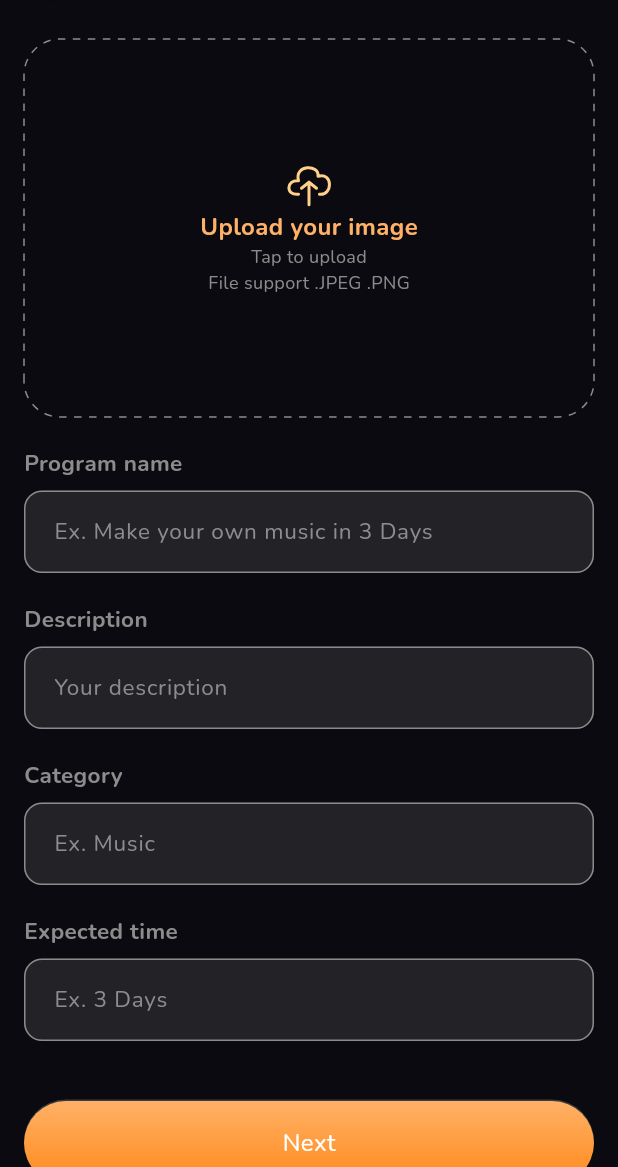
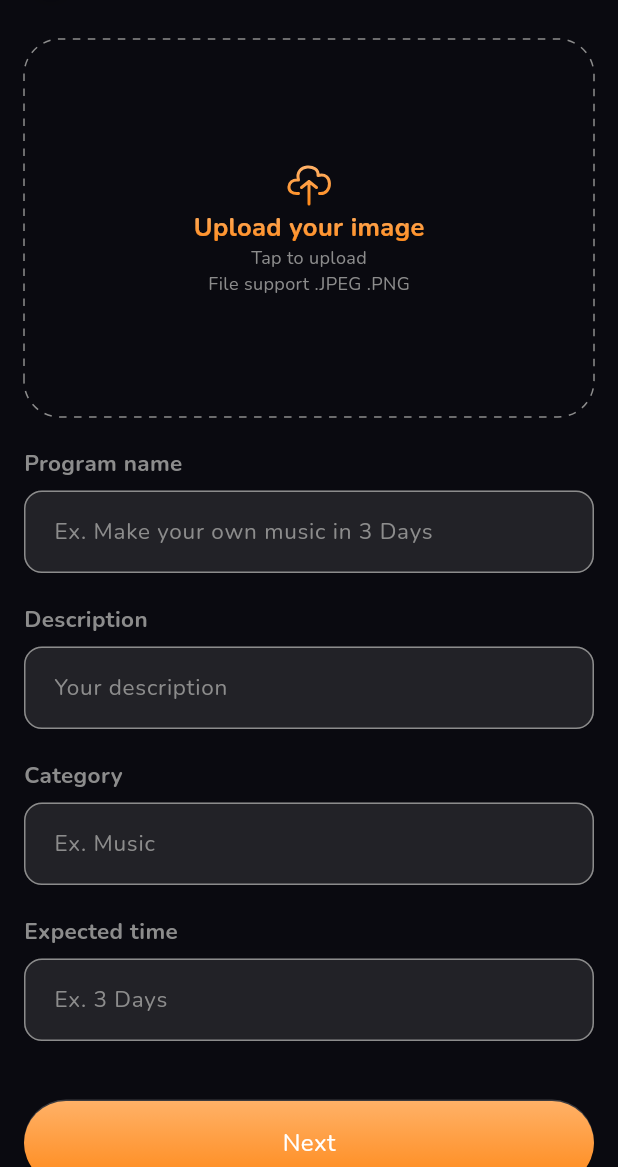
Before and after one commit to GetGoal/GetGoal-mobile, a Flutter app: the ProgramCreatePage screen opened directly, on a phone screen of 412 x 824 dp, the part 69-1236 px from its top. Run offline on Flutter 3.47's test engine with Material 3 defaults, Android fonts, the phone set to English and light mode, and no system bars; drawn by our look-alikes of dotted_border, simple_gradient_text; our stand-ins replace bloc, cached_network_image, dio, firebase_core, firebase_storage, flutter_bloc and 13 more; missing offline and left inert: firebase_app_check; accounts and stored records are empty; generated files the repository leaves out were written again; network calls fail.

```diff
--- a/lib/src/shared/widgets/text_field/upload_file_input.dart
+++ b/lib/src/shared/widgets/text_field/upload_file_input.dart
@@ -6,6 +6,7 @@ import '../../../config/i18n/strings.g.dart';
 import '../../icon.dart';
 import '../../themes/color.dart';
 import '../../themes/font.dart';
+import '../text/get_goal_gradient_text.dart';
 
 class UploadFileInput extends StatelessWidget {
   const UploadFileInput({
@@ -43,17 +44,21 @@ class UploadFileInput extends StatelessWidget {
                   fit: BoxFit.scaleDown,
                   height: 32,
                 ),
-                Text(
+                GetGoalGradientText(
                   label,
-                  style: title1().copyWith(color: AppColors.primary),
+                  style: bodyBold(),
                 ),
                 Text(
                   Translations.of(context).create_program.tap_to_upload,
-                  style: description().copyWith(color: AppColors.description),
+                  style: caption1Regular().copyWith(
+                    color: AppColors.description,
+                  ),
                 ),
                 Text(
                   Translations.of(context).create_program.file_support,
-                  style: description().copyWith(color: AppColors.description),
+                  style: caption1Regular().copyWith(
+                    color: AppColors.description,
+                  ),
                 ),
               ],
             ),
```
Also changed, not shown: assets/icons/upload_icon.svg.
